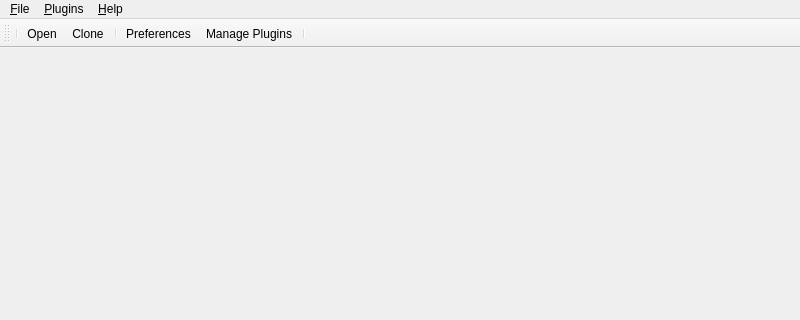
Old version of the form meg_runtime/ui/mainwindow.ui in the repository MultimediaExtensibleGit/Runtime; both pictures show x 0 to 800 and y 0 to 320 of the 800 by 600 pixel window.
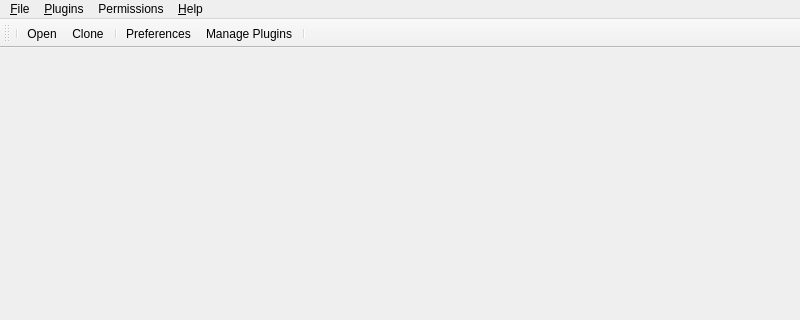
New version of the form. Icons and pictures are not drawn.

Commit message: Fix main window menu bar

```diff
--- a/meg_runtime/ui/mainwindow.ui
+++ b/meg_runtime/ui/mainwindow.ui
@@ -66,7 +66,7 @@
      <x>0</x>
      <y>0</y>
      <width>800</width>
-     <height>21</height>
+     <height>25</height>
     </rect>
    </property>
    <widget class="QMenu" name="menu_File">
@@ -141,43 +141,6 @@
    <addaction name="action_Manage_Plugins"/>
    <addaction name="separator"/>
   </widget>
-  <widget class="QMenuBar" name="menubar">
-   <property name="geometry">
-    <rect>
-     <x>0</x>
-     <y>0</y>
-     <width>800</width>
-     <height>21</height>
-    </rect>
-   </property>
-   <widget class="QMenu" name="menu_File">
-    <property name="title">
-     <string>&amp;File</string>
-    </property>
-    <addaction name="separator"/>
-    <addaction name="action_Open"/>
-    <addaction name="action_Clone"/>
-    <addaction name="separator"/>
-    <addaction name="action_Preferences"/>
-    <addaction name="separator"/>
-    <addaction name="action_Quit"/>
-   </widget>
-   <widget class="QMenu" name="menu_Help">
-    <property name="title">
-     <string>&amp;Help</string>
-    </property>
-    <addaction name="action_About"/>
-   </widget>
-   <widget class="QMenu" name="menu_Plugins">
-    <property name="title">
-     <string>&amp;Plugins</string>
-    </property>
-    <addaction name="action_Manage_Plugins"/>
-   </widget>
-   <addaction name="menu_File"/>
-   <addaction name="menu_Plugins"/>
-   <addaction name="menu_Help"/>
-  </widget>
   <action name="action_Open">
    <property name="icon">
     <iconset>
```
